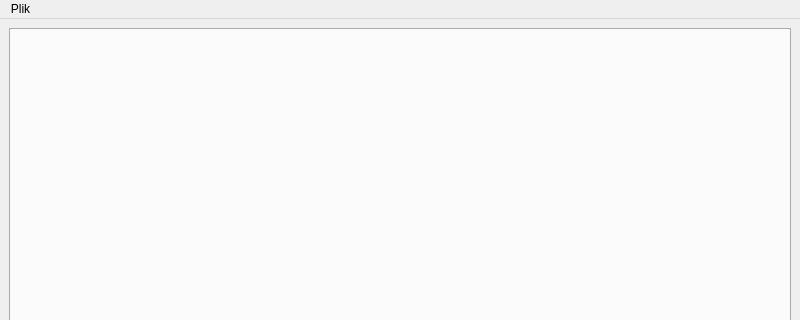
Above: mainwindow.ui from MorganMLGman/Projekt_Notatnik before the change; both pictures show x 0 to 800 and y 0 to 320 of the 800 by 600 pixel window. Below: the same form after it.
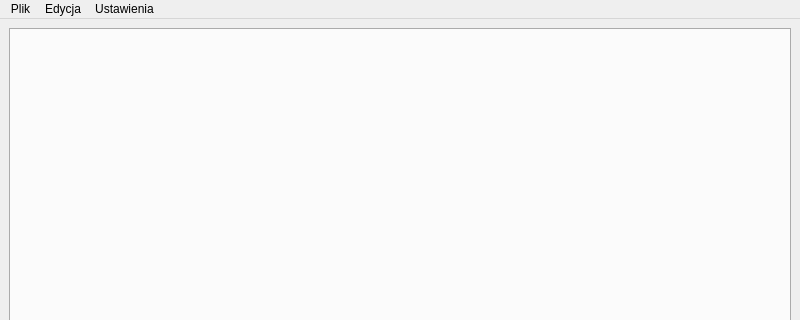
That is the form after the change. Icons and pictures are not drawn.

Patch:
```diff
--- a/mainwindow.ui
+++ b/mainwindow.ui
@@ -60,7 +60,29 @@
     <addaction name="otworzPlik"/>
     <addaction name="zapiszPlik"/>
    </widget>
+   <widget class="QMenu" name="menuEdycja">
+    <property name="title">
+     <string>Ustawienia</string>
+    </property>
+    <widget class="QMenu" name="menuMotywy">
+     <property name="title">
+      <string>Motywy</string>
+     </property>
+     <addaction name="actionDomy_lny"/>
+     <addaction name="actionCiemny"/>
+     <addaction name="actionSrebrny"/>
+    </widget>
+    <addaction name="menuMotywy"/>
+   </widget>
+   <widget class="QMenu" name="menuEdycja_2">
+    <property name="title">
+     <string>Edycja</string>
+    </property>
+    <addaction name="zmienCzcionke"/>
+   </widget>
    <addaction name="menuPlik"/>
+   <addaction name="menuEdycja_2"/>
+   <addaction name="menuEdycja"/>
   </widget>
   <widget class="QToolBar" name="toolBar">
    <property name="windowTitle">
```
Left out of the diff: 24 changed lines with no effect on the pictures.
